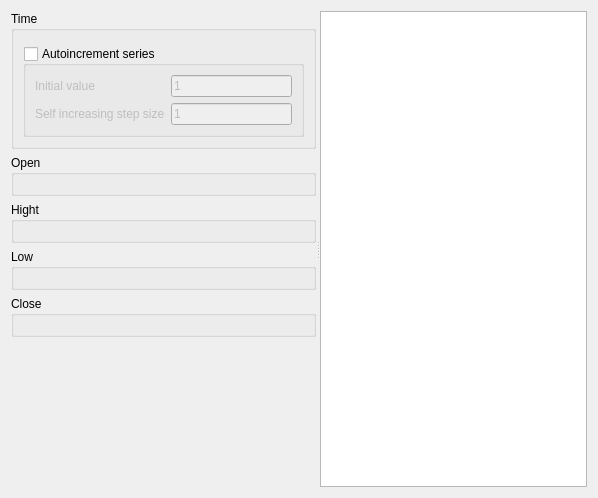
Before: the Qt Designer form src/DAGui/ChartAddItem/DAChartAddOHLCSeriesWidget.ui in czyt1988/data-workbench, drawn with Qt 5.
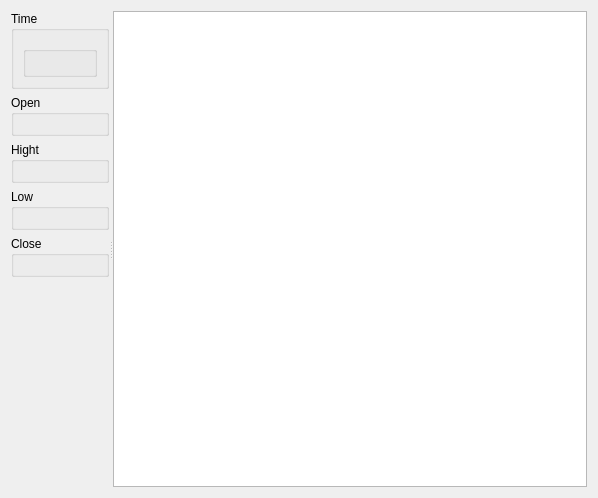
After: the same form once the commit is applied. Custom widgets are drawn as their Qt base class.

Commit message: feat(chart): 自增参数组控件化、消息框语义修正与死代码清理

```diff
--- a/src/DAGui/ChartAddItem/DAChartAddOHLCSeriesWidget.ui
+++ b/src/DAGui/ChartAddItem/DAChartAddOHLCSeriesWidget.ui
@@ -37,50 +37,7 @@
            <widget class="DA::DAChartSeriesSelectWidget" name="selectWidgetT"/>
           </item>
           <item>
-           <widget class="QGroupBox" name="groupBoxTAutoincrement">
-            <property name="title">
-             <string>Autoincrement series</string>
-            </property>
-            <property name="flat">
-             <bool>false</bool>
-            </property>
-            <property name="checkable">
-             <bool>true</bool>
-            </property>
-            <property name="checked">
-             <bool>false</bool>
-            </property>
-            <layout class="QGridLayout" name="gridLayout">
-             <item row="0" column="0">
-              <widget class="QLabel" name="labelTInitValue">
-               <property name="text">
-                <string>Initial value</string>
-               </property>
-              </widget>
-             </item>
-             <item row="0" column="1">
-              <widget class="QLineEdit" name="lineEditTInitValue">
-               <property name="text">
-                <string>1</string>
-               </property>
-              </widget>
-             </item>
-             <item row="1" column="0">
-              <widget class="QLabel" name="labelTStep">
-               <property name="text">
-                <string>Self increasing step size</string>
-               </property>
-              </widget>
-             </item>
-             <item row="1" column="1">
-              <widget class="QLineEdit" name="lineEditTStepValue">
-               <property name="text">
-                <string>1</string>
-               </property>
-              </widget>
-             </item>
-            </layout>
-           </widget>
+           <widget class="DA::DAChartAutoincrementSeriesWidget" name="widgetTAutoincrement"/>
           </item>
          </layout>
         </widget>
@@ -176,6 +133,11 @@
    <extends>QTableView</extends>
    <header>DAPySeriesTableView.h</header>
   </customwidget>
+  <customwidget>
+   <class>DA::DAChartAutoincrementSeriesWidget</class>
+   <extends>QGroupBox</extends>
+   <header>DAChartAutoincrementSeriesWidget.h</header>
+  </customwidget>
  </customwidgets>
  <resources/>
  <connections>
```
Left out of the diff: 16 changed lines with no effect on the pictures. The commit also changes 38 other files.
